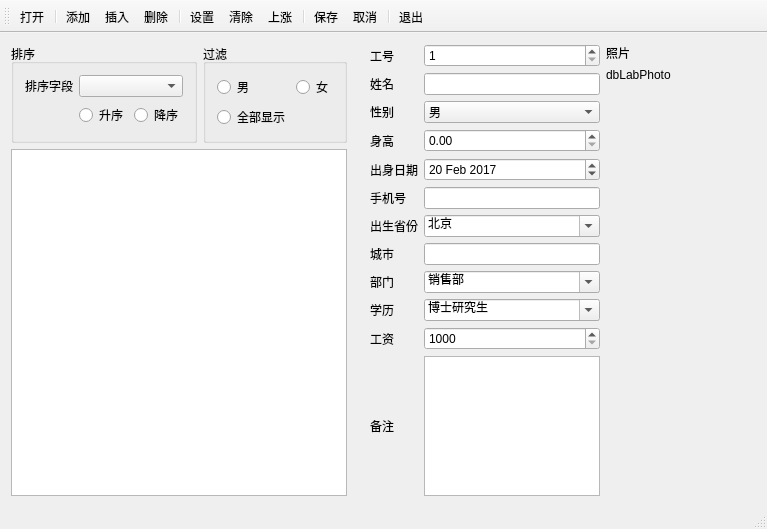
Z-eddy/DataBase, file Employee/Employee.ui: the form before one commit.
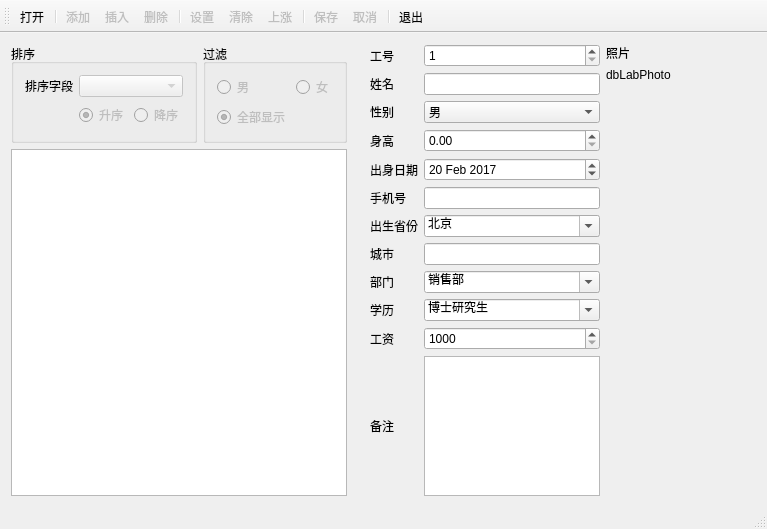
The form after the commit. Icons and pictures are not drawn.

The edit to the form file:
```diff
--- a/Employee/Employee.ui
+++ b/Employee/Employee.ui
@@ -38,7 +38,7 @@
       <property name="handleWidth">
        <number>1</number>
       </property>
-      <widget class="QWidget" name="">
+      <widget class="QWidget" name="layoutWidget">
        <layout class="QVBoxLayout" name="verticalLayout_3">
         <item>
          <layout class="QHBoxLayout" name="horizontalLayout_3">
@@ -56,7 +56,11 @@
               </widget>
              </item>
              <item row="0" column="1" colspan="2">
-              <widget class="QComboBox" name="comboField"/>
+              <widget class="QComboBox" name="comboField">
+               <property name="enabled">
+                <bool>false</bool>
+               </property>
+              </widget>
              </item>
              <item row="1" column="0">
               <spacer name="horizontalSpacer_4">
@@ -73,13 +77,22 @@
              </item>
              <item row="1" column="1">
               <widget class="QRadioButton" name="rBtnAscend">
+               <property name="enabled">
+                <bool>false</bool>
+               </property>
                <property name="text">
                 <string>升序</string>
                </property>
+               <property name="checked">
+                <bool>true</bool>
+               </property>
               </widget>
              </item>
              <item row="1" column="2">
               <widget class="QRadioButton" name="rBtnDescend">
+               <property name="enabled">
+                <bool>false</bool>
+               </property>
                <property name="text">
                 <string>降序</string>
                </property>
@@ -96,6 +109,9 @@
             <layout class="QGridLayout" name="gridLayout_5">
              <item row="0" column="0">
               <widget class="QRadioButton" name="rBtnMan">
+               <property name="enabled">
+                <bool>false</bool>
+               </property>
                <property name="text">
                 <string>男</string>
                </property>
@@ -103,6 +119,9 @@
              </item>
              <item row="0" column="1">
               <widget class="QRadioButton" name="rBtnWoman">
+               <property name="enabled">
+                <bool>false</bool>
+               </property>
                <property name="text">
                 <string>女</string>
                </property>
@@ -110,9 +129,15 @@
              </item>
              <item row="1" column="0">
               <widget class="QRadioButton" name="rBtnBoth">
+               <property name="enabled">
+                <bool>false</bool>
+               </property>
                <property name="text">
                 <string>全部显示</string>
                </property>
+               <property name="checked">
+                <bool>true</bool>
+               </property>
               </widget>
              </item>
              <item row="1" column="1">
@@ -138,7 +163,7 @@
         </item>
        </layout>
       </widget>
-      <widget class="QWidget" name="">
+      <widget class="QWidget" name="layoutWidget">
        <layout class="QHBoxLayout" name="horizontalLayout_4">
         <item>
          <layout class="QGridLayout" name="gridLayout_6">
@@ -541,6 +566,9 @@
    </property>
   </action>
   <action name="actAppend">
+   <property name="enabled">
+    <bool>false</bool>
+   </property>
    <property name="icon">
     <iconset resource="Employee.qrc">
      <normaloff>:/images/append</normaloff>:/images/append</iconset>
@@ -550,6 +578,9 @@
    </property>
   </action>
   <action name="actInsert">
+   <property name="enabled">
+    <bool>false</bool>
+   </property>
    <property name="icon">
     <iconset resource="Employee.qrc">
      <normaloff>:/images/insert</normaloff>:/images/insert</iconset>
@@ -559,6 +590,9 @@
    </property>
   </action>
   <action name="actDelete">
+   <property name="enabled">
+    <bool>false</bool>
+   </property>
    <property name="icon">
     <iconset resource="Employee.qrc">
      <normaloff>:/images/delete</normaloff>:/images/delete</iconset>
@@ -568,6 +602,9 @@
    </property>
   </action>
   <action name="actPhoto">
+   <property name="enabled">
+    <bool>false</bool>
+   </property>
    <property name="icon">
     <iconset resource="Employee.qrc">
      <normaloff>:/images/photo</normaloff>:/images/photo</iconset>
@@ -577,6 +614,9 @@
    </property>
   </action>
   <action name="actClear">
+   <property name="enabled">
+    <bool>false</bool>
+   </property>
    <property name="icon">
     <iconset resource="Employee.qrc">
      <normaloff>:/images/clear</normaloff>:/images/clear</iconset>
@@ -586,6 +626,9 @@
    </property>
   </action>
   <action name="actScan">
+   <property name="enabled">
+    <bool>false</bool>
+   </property>
    <property name="icon">
     <iconset resource="Employee.qrc">
      <normaloff>:/images/scan</normaloff>:/images/scan</iconset>
@@ -595,6 +638,9 @@
    </property>
   </action>
   <action name="actSubmit">
+   <property name="enabled">
+    <bool>false</bool>
+   </property>
    <property name="icon">
     <iconset resource="Employee.qrc">
      <normaloff>:/images/submit</normaloff>:/images/submit</iconset>
@@ -604,6 +650,9 @@
    </property>
   </action>
   <action name="actRevert">
+   <property name="enabled">
+    <bool>false</bool>
+   </property>
    <property name="icon">
     <iconset resource="Employee.qrc">
      <normaloff>:/images/revert</normaloff>:/images/revert</iconset>
```
